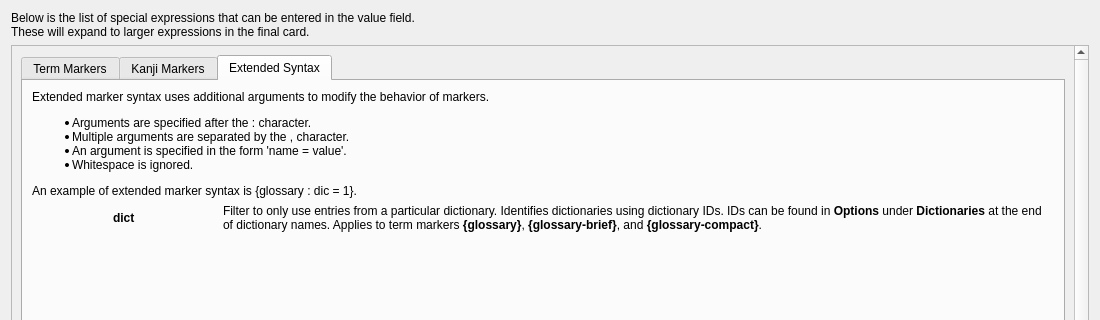
Qt form src/gui/widgets/settings/ankisettingshelp.ui (ripose-jp/Memento) before a commit; both pictures show x 0 to 1100 and y 0 to 320 of the 1100 by 700 pixel window.
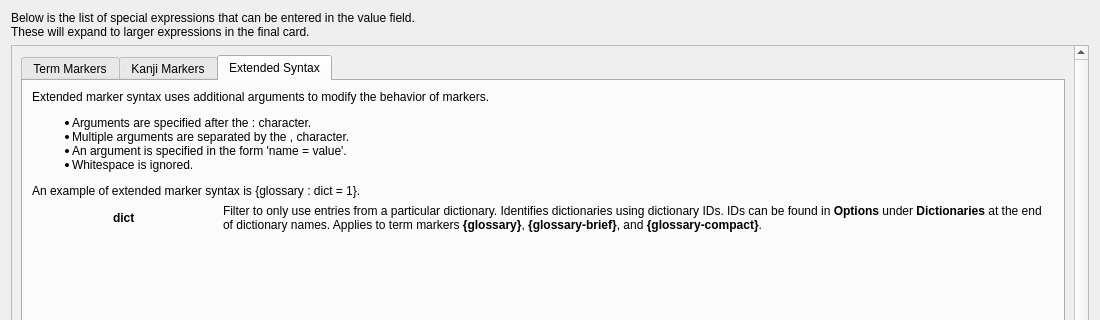
The same form after that commit. The open tabs and pages were chosen to show the change.

Commit message:
src/gui/widgets/settings/ankisettingshelp: fix bad example
Fix bad example of {glossary : dic = 1} to {glossary : dict = 1}.

```diff
--- a/src/gui/widgets/settings/ankisettingshelp.ui
+++ b/src/gui/widgets/settings/ankisettingshelp.ui
@@ -1586,7 +1586,7 @@
            <item>
             <widget class="QLabel" name="labelExtendedSyntaxEx">
              <property name="text">
-              <string>&lt;html&gt;&lt;head/&gt;&lt;body&gt;&lt;p&gt;Extended marker syntax uses additional arguments to modify the behavior of markers.&lt;/p&gt;&lt;ul style=&quot;margin-top: 0px; margin-bottom: 0px; margin-left: 0px; margin-right: 0px; -qt-list-indent: 1;&quot;&gt;&lt;li style=&quot; margin-top:12px; margin-bottom:0px; margin-left:0px; margin-right:0px; -qt-block-indent:0; text-indent:0px;&quot;&gt;Arguments are specified after the : character.&lt;/li&gt;&lt;li style=&quot; margin-top:0px; margin-bottom:0px; margin-left:0px; margin-right:0px; -qt-block-indent:0; text-indent:0px;&quot;&gt;Multiple arguments are separated by the , character.&lt;/li&gt;&lt;li style=&quot; margin-top:0px; margin-bottom:0px; margin-left:0px; margin-right:0px; -qt-block-indent:0; text-indent:0px;&quot;&gt;An argument is specified in the form 'name = value'.&lt;/li&gt;&lt;li style=&quot; margin-top:0px; margin-bottom:12px; margin-left:0px; margin-right:0px; -qt-block-indent:0; text-indent:0px;&quot;&gt;Whitespace is ignored.&lt;/li&gt;&lt;/ul&gt;&lt;p&gt;An example of extended marker syntax is {glossary : dic = 1}.&lt;/p&gt;&lt;/body&gt;&lt;/html&gt;</string>
+              <string>&lt;html&gt;&lt;head/&gt;&lt;body&gt;&lt;p&gt;Extended marker syntax uses additional arguments to modify the behavior of markers.&lt;/p&gt;&lt;ul style=&quot;margin-top: 0px; margin-bottom: 0px; margin-left: 0px; margin-right: 0px; -qt-list-indent: 1;&quot;&gt;&lt;li style=&quot; margin-top:12px; margin-bottom:0px; margin-left:0px; margin-right:0px; -qt-block-indent:0; text-indent:0px;&quot;&gt;Arguments are specified after the : character.&lt;/li&gt;&lt;li style=&quot; margin-top:0px; margin-bottom:0px; margin-left:0px; margin-right:0px; -qt-block-indent:0; text-indent:0px;&quot;&gt;Multiple arguments are separated by the , character.&lt;/li&gt;&lt;li style=&quot; margin-top:0px; margin-bottom:0px; margin-left:0px; margin-right:0px; -qt-block-indent:0; text-indent:0px;&quot;&gt;An argument is specified in the form 'name = value'.&lt;/li&gt;&lt;li style=&quot; margin-top:0px; margin-bottom:12px; margin-left:0px; margin-right:0px; -qt-block-indent:0; text-indent:0px;&quot;&gt;Whitespace is ignored.&lt;/li&gt;&lt;/ul&gt;&lt;p&gt;An example of extended marker syntax is {glossary : dict = 1}.&lt;/p&gt;&lt;/body&gt;&lt;/html&gt;</string>
              </property>
              <property name="wordWrap">
               <bool>true</bool>
```
